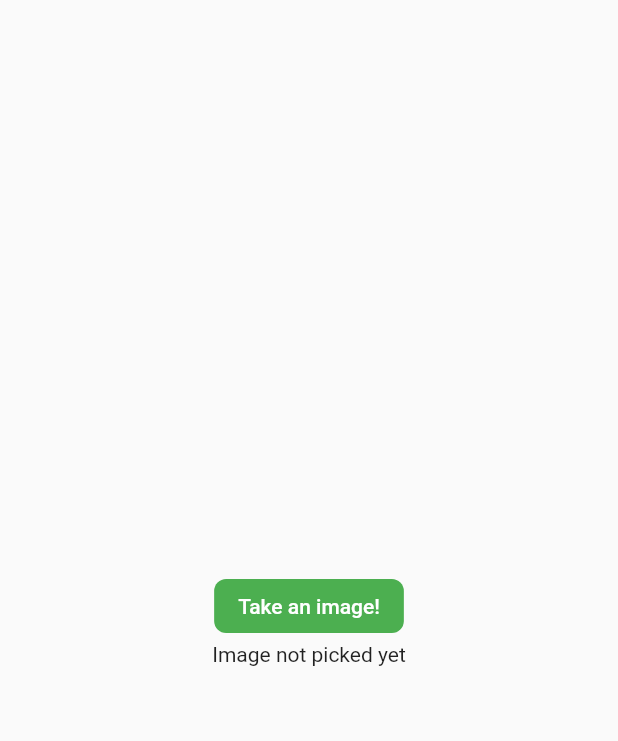
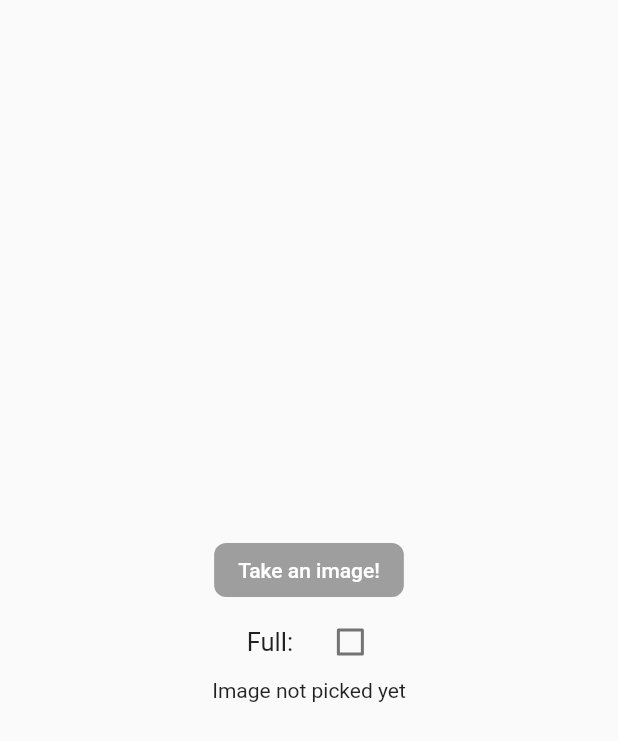
Before and after one commit to Team-RedRover/Locanator, a Flutter app: the screen it shows after launch, after a tap on "Take an image!", on a phone screen of 412 x 824 dp. Shown: the top 741 px of the screen. Run offline on Flutter 3.47's test engine with Material 2 defaults, Android fonts, the phone set to English and light mode, and no system bars; our stand-ins replace cloud_firestore, firebase_auth, firebase_core, firebase_storage, geolocator, image_picker; missing offline and left inert: flutter_guid; accounts and stored records are empty.

```diff
--- a/lib/Screens/Home.dart
+++ b/lib/Screens/Home.dart
@@ -1,10 +1,15 @@
 import 'dart:io';
 
+import 'package:flutter/gestures.dart';
 import 'package:flutter/material.dart';
 import 'package:geolocator/geolocator.dart';
 import '../classes/Post.dart';
 import '../Components/LocationFinder.dart';
 import 'package:image_picker/image_picker.dart';
+import '../Components/DistanceFinder.dart';
+import '../Database/DbManager.dart';
+
+// TODO: admin panel, admin login, ML image analysis, statistics, user backend ratings, optional user login, pathfinder maps, complaints
 
 class HomeScreen extends StatefulWidget {
   @override
@@ -12,9 +17,14 @@ class HomeScreen extends StatefulWidget {
 }
 
 class _HomeScreenState extends State<HomeScreen> {
+  DatabaseManager dbmanager = DatabaseManager();
   final picker = ImagePicker();
   File image;
   DateTime uploadTime;
+  double latitude;
+  double longitude;
+  String id;
+  bool full = false;
 
   Future pickImage() async {
     final pickedFile = await picker.getImage(source: ImageSource.camera);
@@ -37,7 +47,7 @@ class _HomeScreenState extends State<HomeScreen> {
             FlatButton(
               shape: RoundedRectangleBorder(
                   borderRadius: BorderRadius.all(Radius.circular(8))),
-              color: Colors.green,
+              color: Colors.grey,
               child: Text(
                 'Take an image!',
                 style: TextStyle(color: Colors.white),
@@ -46,8 +56,66 @@ class _HomeScreenState extends State<HomeScreen> {
                 await pickImage();
                 uploadTime = DateTime.now();
                 Position pos = await determinePosition();
-                print("lat: ${pos.latitude}, long: ${pos.longitude}");
+                latitude = pos.latitude;
+                longitude = pos.longitude;
+                print("lat: $latitude, long: $longitude");
+                dynamic response =
+                    await dbmanager.getDistanceMatch(latitude, longitude);
+
+                print("response: $response");
+
+                bool match = response[0];
+                String matchId = response[1];
+
+                // String latStr = latitude.toStringAsFixed(2);
+                // String longStr = longitude.toStringAsFixed(2);
+                // id = latStr.replaceAll('-', 'negative').replaceAll('.', 'dot') +
+                //     longStr.replaceAll('-', 'negative').replaceAll('.', 'dot');
+
+                if (match) {
+                  dbmanager
+                      .incrementReportCount(matchId)
+                      .toString()
+                      .toLowerCase()
+                      .trim()
+                      .replaceAll("-", "dash")
+                      .replaceAll(".", "dot")
+                      .replaceAll(":", "colon");
+                } else {
+                  id = DateTime.now()
+                      .toString()
+                      .toLowerCase()
+                      .trim()
+                      .replaceAll("-", "dash")
+                      .replaceAll(".", "dot")
+                      .replaceAll(":", "colon");
+                  dbmanager.uploadPost(
+                      image, latitude, longitude, uploadTime, 1, full);
+                }
               },
+            ),
+            Row(
+              crossAxisAlignment: CrossAxisAlignment.center,
+              mainAxisAlignment: MainAxisAlignment.center,
+              children: <Widget>[
+                SizedBox(
+                  width: 10,
+                ), //SizedBox
+                Text(
+                  'Full: ',
+                  style: TextStyle(fontSize: 17.0),
+                ), //Text
+                SizedBox(width: 10), //SizedBox
+                /** Checkbox Widget **/
+                Checkbox(
+                  value: this.full,
+                  onChanged: (bool value) {
+                    setState(() {
+                      this.full = value;
+                    });
+                  },
+                ), //Checkbox
+              ], //<Widget>[]
             ),
             image != null ? Image.file(image) : Text("Image not picked yet")
           ],
--- a/pubspec.yaml
+++ b/pubspec.yaml
@@ -34,6 +34,7 @@ dependencies:
   geolocator: ^6.1.13
   firebase_storage: "^7.0.0"
   image_picker: "0.6.7+17"
+  flutter_guid: ^0.1.0
 
 dev_dependencies:
   flutter_test:
```
Also changed, not shown: lib/Database/DbManager.dart (+60 -3 lines), pubspec.lock, 1 other file.
